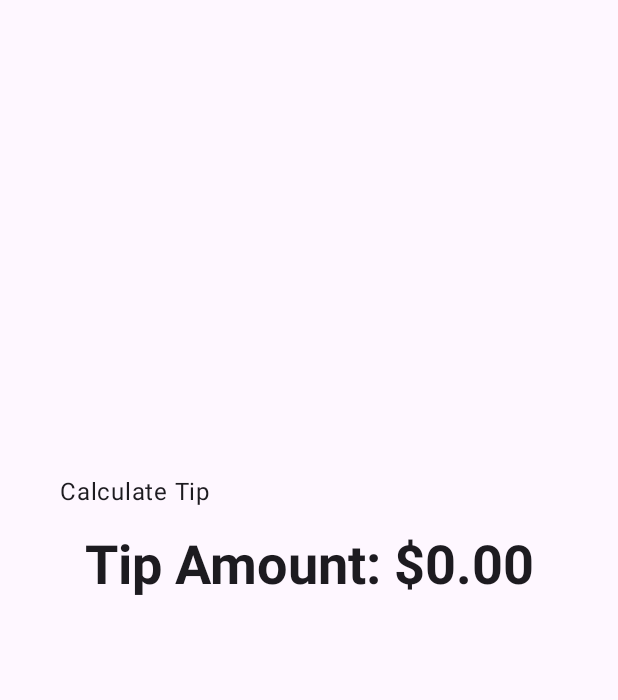
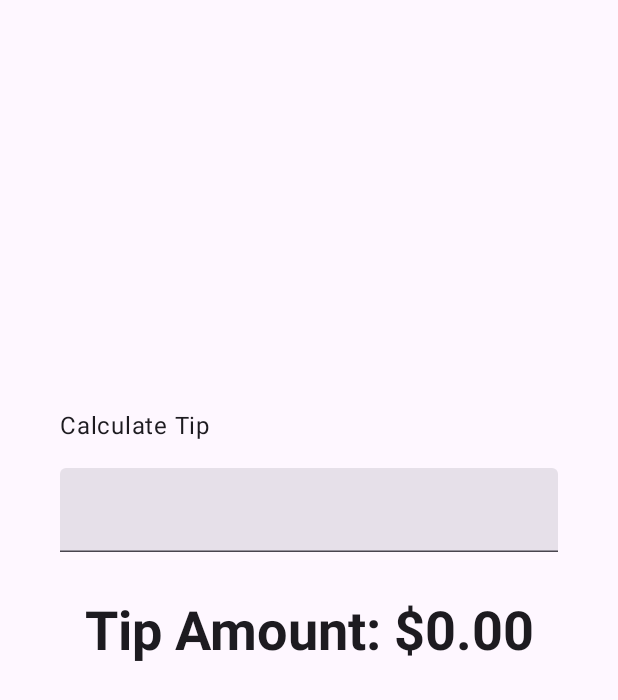
Before and after one commit to Darkgiant24/e-8INF865A2024_GC, an Android app built with Jetpack Compose: the screen it shows after launch (MainActivity), on a phone screen of 412 x 824 dp. Shown: the top 700 px of the screen. Run offline under Robolectric (Android 15) with nearby library versions, the phone set to English and light mode, and no system bars.

Commit message:
partie 1, part 3

```diff
--- a/basic-android-kotlin-compose-training-tip-calculator-starter/app/src/main/java/com/example/tiptime/MainActivity.kt
+++ b/basic-android-kotlin-compose-training-tip-calculator-starter/app/src/main/java/com/example/tiptime/MainActivity.kt
@@ -23,6 +23,7 @@ import androidx.compose.foundation.layout.Arrangement
 import androidx.compose.foundation.layout.Column
 import androidx.compose.foundation.layout.Spacer
 import androidx.compose.foundation.layout.fillMaxSize
+import androidx.compose.foundation.layout.fillMaxWidth
 import androidx.compose.foundation.layout.height
 import androidx.compose.foundation.layout.padding
 import androidx.compose.foundation.layout.safeDrawingPadding
@@ -30,6 +31,7 @@ import androidx.compose.foundation.layout.statusBarsPadding
 import androidx.compose.material3.MaterialTheme
 import androidx.compose.material3.Surface
 import androidx.compose.material3.Text
+import androidx.compose.material3.TextField
 import androidx.compose.runtime.Composable
 import androidx.compose.ui.Alignment
 import androidx.compose.ui.Modifier
@@ -71,6 +73,7 @@ fun TipTimeLayout() {
                 .padding(bottom = 16.dp, top = 40.dp)
                 .align(alignment = Alignment.Start)
         )
+        EditNumberField(modifier = Modifier.padding(bottom = 32.dp).fillMaxWidth())
         Text(
             text = stringResource(R.string.tip_amount, "$0.00"),
             style = MaterialTheme.typography.displaySmall
@@ -89,6 +92,15 @@ private fun calculateTip(amount: Double, tipPercent: Double = 15.0): String {
     return NumberFormat.getCurrencyInstance().format(tip)
 }
 
+@Composable
+fun EditNumberField(modifier: Modifier = Modifier) {
+    TextField(
+        value = "",
+        onValueChange = {},
+        modifier = modifier
+    )
+}
+
 @Preview(showBackground = true)
 @Composable
 fun TipTimeLayoutPreview() {
```
